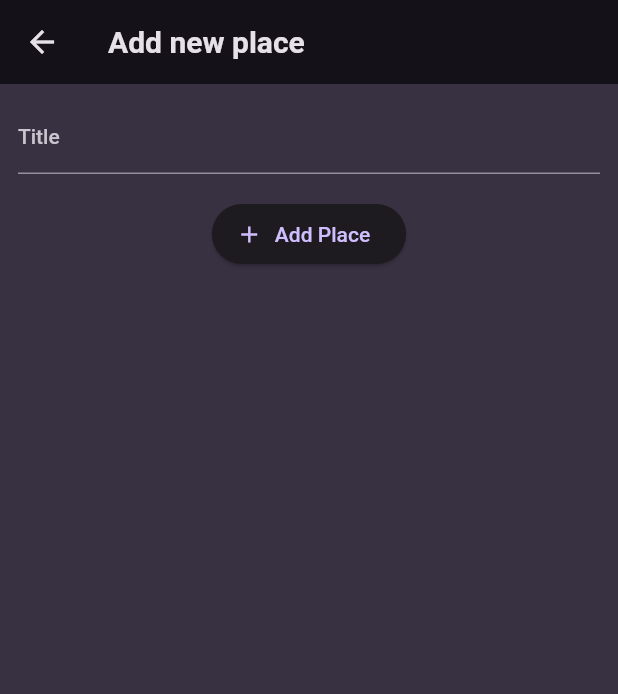
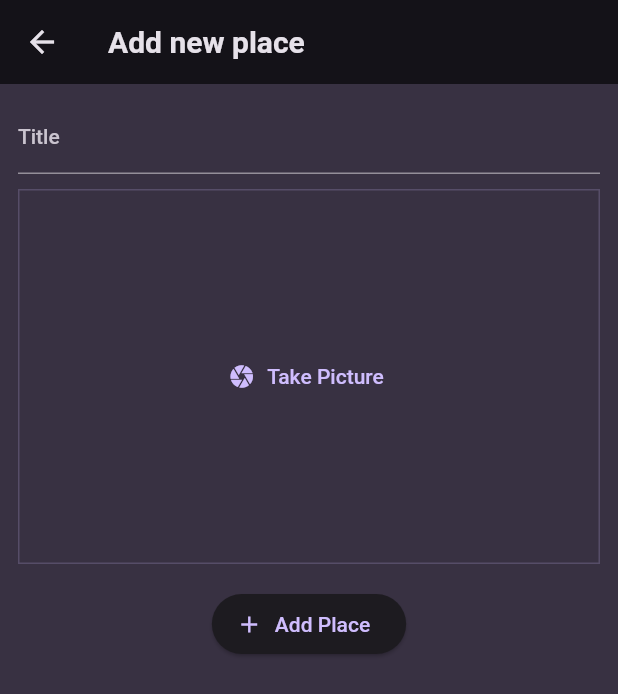
Before and after one commit to DilankaYasith/favorite_places_flutter_app, a Flutter app: the AddPlaceScreen screen opened directly, on a phone screen of 412 x 824 dp. Shown: the top 694 px of the screen. Run offline on Flutter 3.47's test engine with Material 2 defaults, Android fonts, the phone set to English and light mode, and no system bars; our stand-ins replace flutter_riverpod, google_fonts.

Commit message:
updated the app

```diff
--- a/lib/screens/add_place.dart
+++ b/lib/screens/add_place.dart
@@ -1,4 +1,5 @@
 import 'package:favorite_places/providers/user_places.dart';
+import 'package:favorite_places/widgets/image_input.dart';
 import 'package:flutter/material.dart';
 import 'package:flutter_riverpod/flutter_riverpod.dart';
 
@@ -48,6 +49,8 @@ class _AddPlaceScreen extends ConsumerState<AddPlaceScreen> {
                 color: Theme.of(context).colorScheme.onBackground,
               ),
             ),
+            const SizedBox(height: 10),
+            const ImageInput(),
             const SizedBox(
               height: 16,
             ),
```
